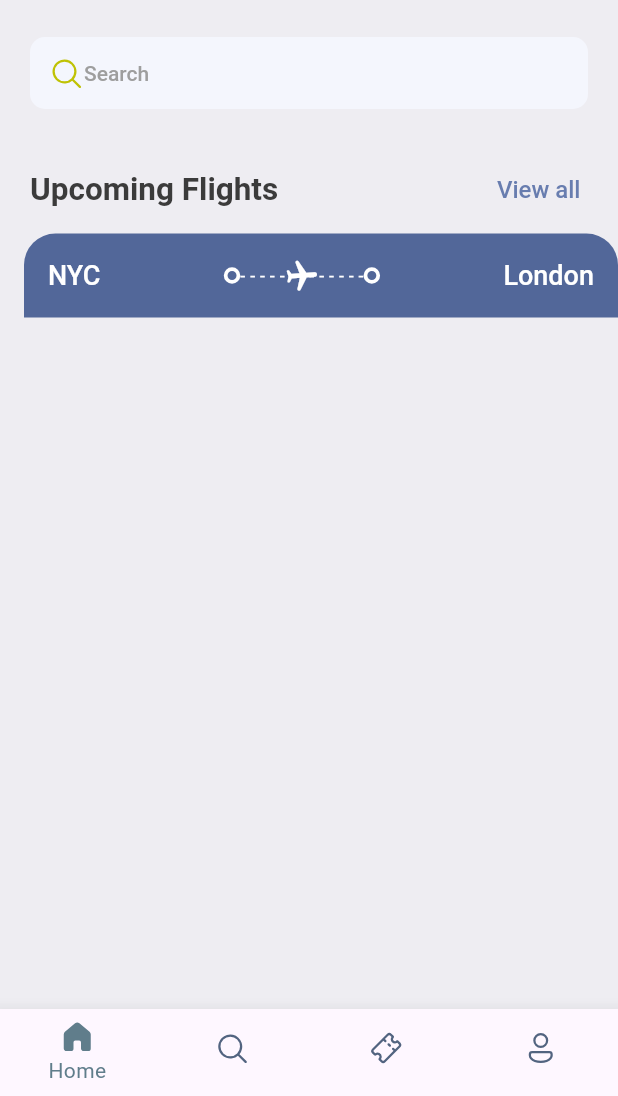
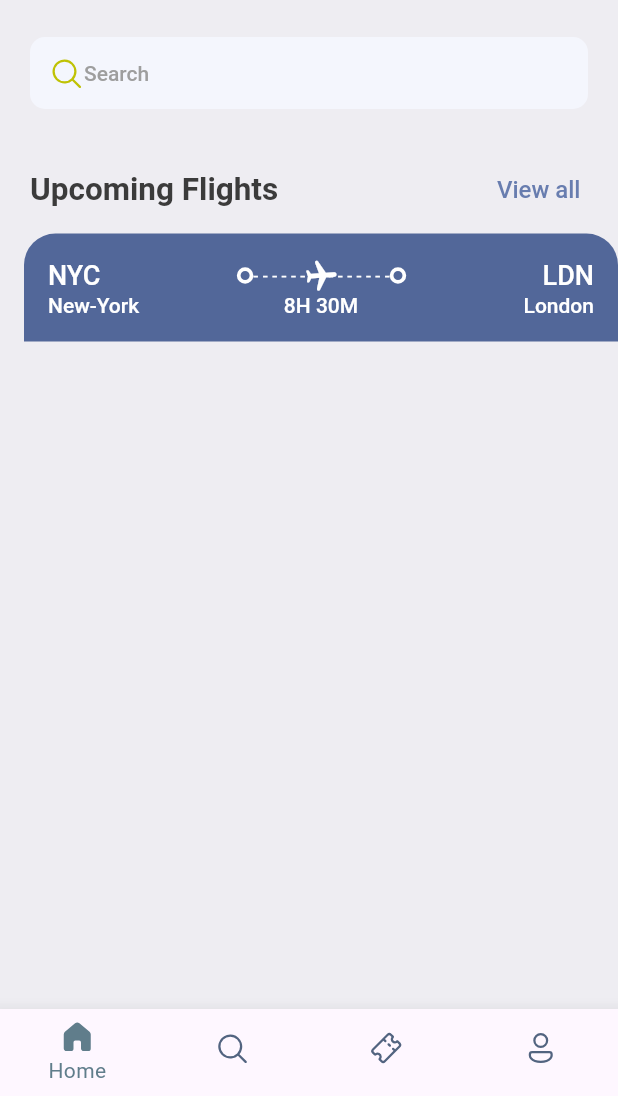
Before and after one commit to fjr619/BookTickets, a Flutter app: the screen it shows after launch, on a phone screen of 412 x 824 dp, the part 140-1236 px from its top. Run offline on Flutter 3.47's test engine with Material 2 defaults, Android fonts, the phone set to English and light mode, and no system bars; our stand-ins replace fluentui_system_icons, gap.

Commit message:
homes screen: ticket view part 1

```diff
--- a/lib/screens/home/ticket_view.dart
+++ b/lib/screens/home/ticket_view.dart
@@ -1,7 +1,8 @@
-import 'package:booktickets/screens/widget/thick_container.dart';
 import 'package:booktickets/util/app_layout.dart';
-import 'package:booktickets/util/app_style.dart';
 import 'package:flutter/material.dart';
+
+import '../../util/app_style.dart';
+import '../widget/thick_container.dart';
 
 class TicketView extends StatelessWidget {
   const TicketView({super.key});
@@ -75,12 +76,32 @@ class TicketView extends StatelessWidget {
                       thickContainer,
                       const Spacer(),
                       Text(
-                        "London",
+                        "LDN",
                         style: Styles.headlineTextStyle3
                             .copyWith(color: Colors.white),
                       )
                     ],
-                  )
+                  ),
+                  Row(
+                    mainAxisAlignment: MainAxisAlignment.spaceBetween,
+                    children: [
+                      SizedBox(
+                          width: 100,
+                          child: Text("New-York",
+                              style: Styles.headlineTextStyle4
+                                  .copyWith(color: Colors.white))),
+                      Text(
+                        "8H 30M",
+                        style: Styles.headlineTextStyle4
+                            .copyWith(color: Colors.white),
+                      ),
+                      SizedBox(
+                          width: 100,
+                          child: Text("London",
+                              style: Styles.headlineTextStyle4
+                                  .copyWith(color: Colors.white), textAlign: TextAlign.end))
+                    ],
+                  ),
                 ],
               ),
             )
```
